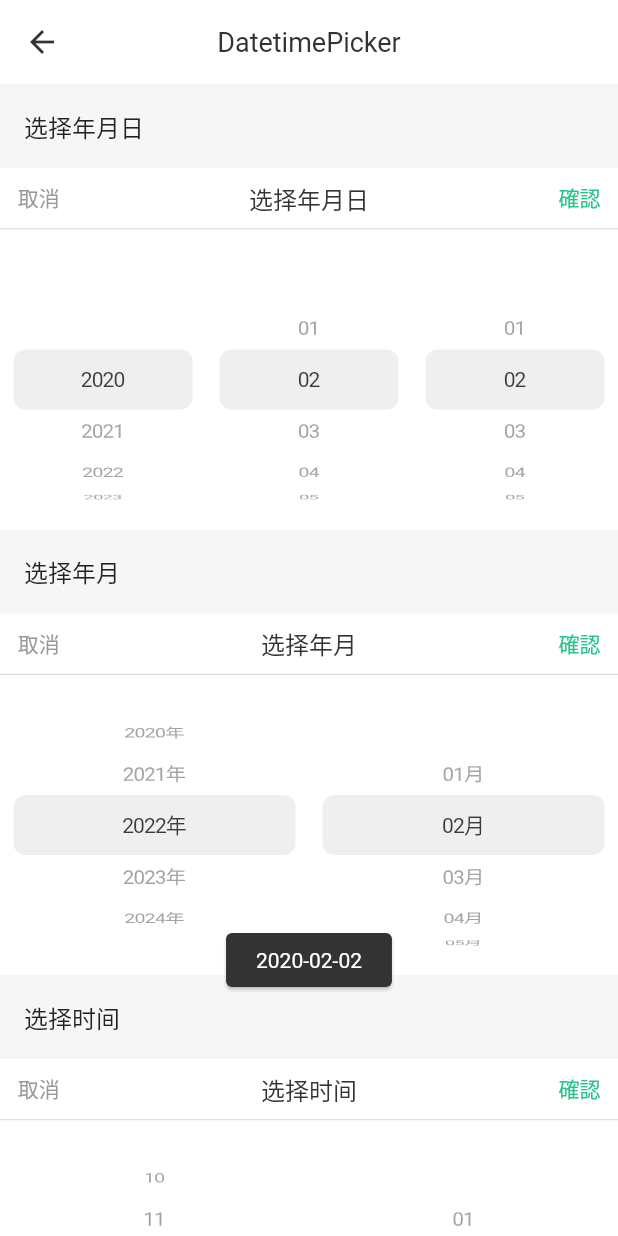
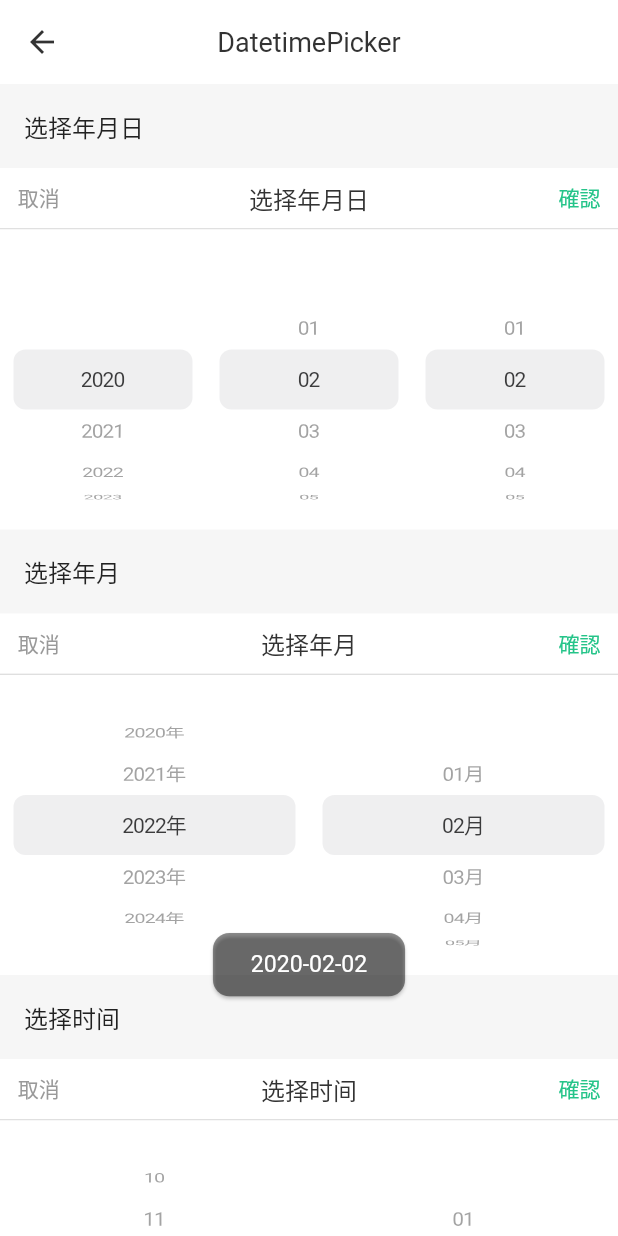
Before and after one commit to hello-coder-xu/voo, a Flutter app: the DateTimePickerPage screen opened by its route, after a tap on "確認", on a phone screen of 412 x 824 dp. Run offline on Flutter 3.47's test engine with Material 2 defaults, Android fonts, the light colour scheme and no system bars; our stand-ins replace flutter_screenutil.

Commit message:
适配调整 - toast

```diff
--- a/lib/toast/index.dart
+++ b/lib/toast/index.dart
@@ -2,6 +2,7 @@ import 'dart:async';
 
 import 'package:flutter/cupertino.dart';
 import 'package:flutter/material.dart';
+import 'package:flutter_screenutil/flutter_screenutil.dart';
 
 //显示位置控制
 enum VooToastPosition { top, center, bottom }
@@ -18,19 +19,17 @@ class VooToast {
     String msg,
     int showTime = 2000,
     Color bgColor,
-    Color textColor,
-    double textSize = 14,
+    TextStyle textStyle,
     VooToastPosition position = VooToastPosition.bottom,
-    double pdHorizontal = 20,
-    double pdVertical = 10,
+    double pdHorizontal,
+    double pdVertical,
   }) {
     return _showToast(
       context,
       msg: msg,
       showTime: showTime,
       bgColor: bgColor,
-      textColor: textColor,
-      textSize: textSize,
+      textStyle: textStyle,
       position: position,
       pdHorizontal: pdHorizontal,
       pdVertical: pdVertical,
@@ -42,17 +41,15 @@ class VooToast {
     BuildContext context, {
     String msg,
     Color bgColor,
-    Color textColor,
-    double pdHorizontal = 20,
-    double pdVertical = 10,
-    double textSize = 14,
+    TextStyle textStyle,
+    double pdHorizontal,
+    double pdVertical,
   }) {
     return _showToast(
       context,
       msg: msg,
       bgColor: bgColor,
-      textColor: textColor,
-      textSize: textSize,
+      textStyle: textStyle,
       pdHorizontal: pdHorizontal,
       pdVertical: pdVertical,
       type: VooToastType.loading,
@@ -63,18 +60,16 @@ class VooToast {
     BuildContext context, {
     String msg,
     Color bgColor,
-    Color textColor,
-    double pdHorizontal = 20,
-    double pdVertical = 10,
-    double textSize = 14,
+    TextStyle textStyle,
+    double pdHorizontal,
+    double pdVertical,
     VooToastResult result = VooToastResult.success,
   }) {
     return _showToast(
       context,
       msg: msg,
       bgColor: bgColor,
-      textColor: textColor,
-      textSize: textSize,
+      textStyle: textStyle,
       pdHorizontal: pdHorizontal,
       pdVertical: pdVertical,
       type: VooToastType.result,
@@ -88,8 +83,7 @@ Function _showToast(
   String msg,
   int showTime = 1000,
   Color bgColor,
-  Color textColor,
-  double textSize,
+  TextStyle textStyle,
   VooToastPosition position = VooToastPosition.center,
   double pdHorizontal,
   double pdVertical,
@@ -106,8 +100,7 @@ Function _showToast(
             msg,
             key: key,
             bgColor: bgColor,
-            textColor: textColor,
-            textSize: textSize,
+            textStyle: textStyle,
             toastPosition: position,
             pdHorizontal: pdHorizontal,
             pdVertical: pdVertical,
@@ -138,10 +131,7 @@ class _FToastView extends StatefulWidget {
   final Color bgColor;
 
   // 文本颜色
-  final Color textColor;
-
-  // 文字大小
-  final double textSize;
+  final TextStyle textStyle;
 
   // 显示位置
   final VooToastPosition toastPosition;
@@ -164,8 +154,7 @@ class _FToastView extends StatefulWidget {
     this.msg, {
     Key key,
     this.bgColor,
-    this.textColor,
-    this.textSize,
+    this.textStyle,
     this.toastPosition,
     this.pdHorizontal,
     this.pdVertical,
@@ -178,7 +167,8 @@ class _FToastView extends StatefulWidget {
   _FToastViewState createState() => new _FToastViewState();
 }
 
-class _FToastViewState extends State<_FToastView> with SingleTickerProviderStateMixin {
+class _FToastViewState extends State<_FToastView>
+    with SingleTickerProviderStateMixin {
   static const Duration _fadeInDuration = Duration(milliseconds: 150);
   static const Duration _fadeOutDuration = Duration(milliseconds: 75);
   AnimationController _controller;
@@ -205,7 +195,8 @@ class _FToastViewState extends State<_FToastView> with SingleTickerProviderState
         child: _buildToastWidget(),
       ),
     );
-    if (widget.toastPosition == VooToastPosition.center || widget.type == VooToastType.loading) {
+    if (widget.toastPosition == VooToastPosition.center ||
+        widget.type == VooToastType.loading) {
       return toastView;
     }
     return Positioned(
@@ -216,43 +207,52 @@ class _FToastViewState extends State<_FToastView> with SingleTickerProviderState
 
   //toast绘制
   _buildToastWidget() {
+    Color tempBgColor = widget.bgColor ?? Color(0x70000000);
+    TextStyle tempStyle = widget.textStyle ??
+        TextStyle(color: Colors.white, fontSize: ScreenUtil().setWidth(28));
+    BorderRadius tempBorderRadius = BorderRadius.horizontal(
+      left: Radius.circular(ScreenUtil().setWidth(20)),
+      right: Radius.circular(ScreenUtil().setWidth(20)),
+    );
     if (widget.type == VooToastType.text) {
-      return Center(
-        child: Card(
-          color: widget.bgColor ?? Theme.of(context).textTheme.headline6.color,
+      return Card(
+        color: tempBgColor,
+        shape: RoundedRectangleBorder(borderRadius: tempBorderRadius),
         child: Padding(
           padding: EdgeInsets.symmetric(
-              horizontal: widget.pdHorizontal,
-              vertical: widget.pdVertical,
+            horizontal: ScreenUtil().setWidth(46),
+            vertical: ScreenUtil().setWidth(22),
           ),
-            child: Text(
-              widget.msg,
-              style: TextStyle(fontSize: widget.textSize, color: widget.textColor ?? Colors.white),
-            ),
-          ),
+          child: Text(widget.msg, style: tempStyle),
         ),
       );
     } else if (widget.type == VooToastType.loading) {
       List<Widget> children = [];
-      children.add(CircularProgressIndicator(
+      children.add(SizedBox(
+        width: ScreenUtil().setWidth(64),
+        height: ScreenUtil().setWidth(64),
+        child: CircularProgressIndicator(
           strokeWidth: 3.0,
           valueColor: AlwaysStoppedAnimation(Colors.white),
+        ),
       ));
-      children.add(SizedBox(height: 8));
-      children.add(Text(
-        widget.msg,
-        style: TextStyle(fontSize: widget.textSize, color: widget.textColor ?? Colors.white),
-      ));
-      return Center(
-        child: Card(
-          color: widget.bgColor ?? Theme.of(context).textTheme.headline6.color,
-          child: Padding(
-            padding: EdgeInsets.symmetric(horizontal: widget.pdHorizontal, vertical: widget.pdVertical),
+      children.add(SizedBox(height: ScreenUtil().setWidth(28)));
+      children.add(Text(widget.msg, style: tempStyle));
+      return Card(
+        color: tempBgColor,
+        shape: RoundedRectangleBorder(borderRadius: tempBorderRadius),
+        child: Container(
+          width: ScreenUtil().setWidth(240),
+          height: ScreenUtil().setWidth(240),
+          alignment: Alignment.center,
+          padding: EdgeInsets.symmetric(
+            horizontal: ScreenUtil().setWidth(46),
+            vertical: ScreenUtil().setWidth(46),
+          ),
           child: Column(
             mainAxisSize: MainAxisSize.min,
             crossAxisAlignment: CrossAxisAlignment.center,
             children: children,
-            ),
           ),
         ),
       );
@@ -261,26 +261,41 @@ class _FToastViewState extends State<_FToastView> with SingleTickerProviderState
       Widget iconView;
       switch (widget.result) {
         case VooToastResult.success:
-          iconView = Icon(Icons.check_circle_outline, color: Colors.white, size: 24);
+          iconView = Icon(
+            Icons.check_circle_outline,
+            color: Colors.white,
+            size: ScreenUtil().setWidth(64),
+          );
           break;
         case VooToastResult.fail:
-          iconView = Icon(Icons.highlight_off, color: Colors.white, size: 24);
+          iconView = Icon(
+            Icons.highlight_off,
+            color: Colors.white,
+            size: ScreenUtil().setWidth(64),
+          );
           break;
         case VooToastResult.warn:
-          iconView = Icon(Icons.info_outline, color: Colors.white, size: 24);
+          iconView = Icon(
+            Icons.info_outline,
+            color: Colors.white,
+            size: ScreenUtil().setWidth(64),
+          );
           break;
       }
       children.add(iconView);
-      children.add(SizedBox(height: 8));
-      children.add(Text(
-        widget.msg,
-        style: TextStyle(fontSize: widget.textSize, color: widget.textColor ?? Colors.white),
-      ));
+      children.add(SizedBox(height: ScreenUtil().setWidth(28)));
+      children.add(Text(widget.msg, style: tempStyle));
       return Center(
         child: Card(
-          color: widget.bgColor ?? Theme.of(context).textTheme.headline6.color,
-          child: Padding(
-            padding: EdgeInsets.symmetric(horizontal: widget.pdHorizontal, vertical: widget.pdVertical),
+          color: tempBgColor,
+          child: Container(
+            width: ScreenUtil().setWidth(240),
+            height: ScreenUtil().setWidth(240),
+            alignment: Alignment.center,
+            padding: EdgeInsets.symmetric(
+              horizontal: ScreenUtil().setWidth(46),
+              vertical: ScreenUtil().setWidth(46),
+            ),
             child: Column(
               mainAxisSize: MainAxisSize.min,
               crossAxisAlignment: CrossAxisAlignment.center,
@@ -296,11 +311,11 @@ class _FToastViewState extends State<_FToastView> with SingleTickerProviderState
   buildToastPosition(context) {
     var backResult;
     if (widget.toastPosition == VooToastPosition.top) {
-      backResult = MediaQuery.of(context).size.height * 1 / 4;
+      backResult = ScreenUtil().screenHeight * 1 / 4;
     } else if (widget.toastPosition == VooToastPosition.center) {
-      backResult = MediaQuery.of(context).size.height * 1 / 2;
+      backResult = ScreenUtil().screenHeight * 1 / 2;
     } else {
-      backResult = MediaQuery.of(context).size.height * 3 / 4;
+      backResult = ScreenUtil().screenHeight * 3 / 4;
     }
     return backResult;
   }
```
Lines whose indentation alone changed are shown as unchanged.
